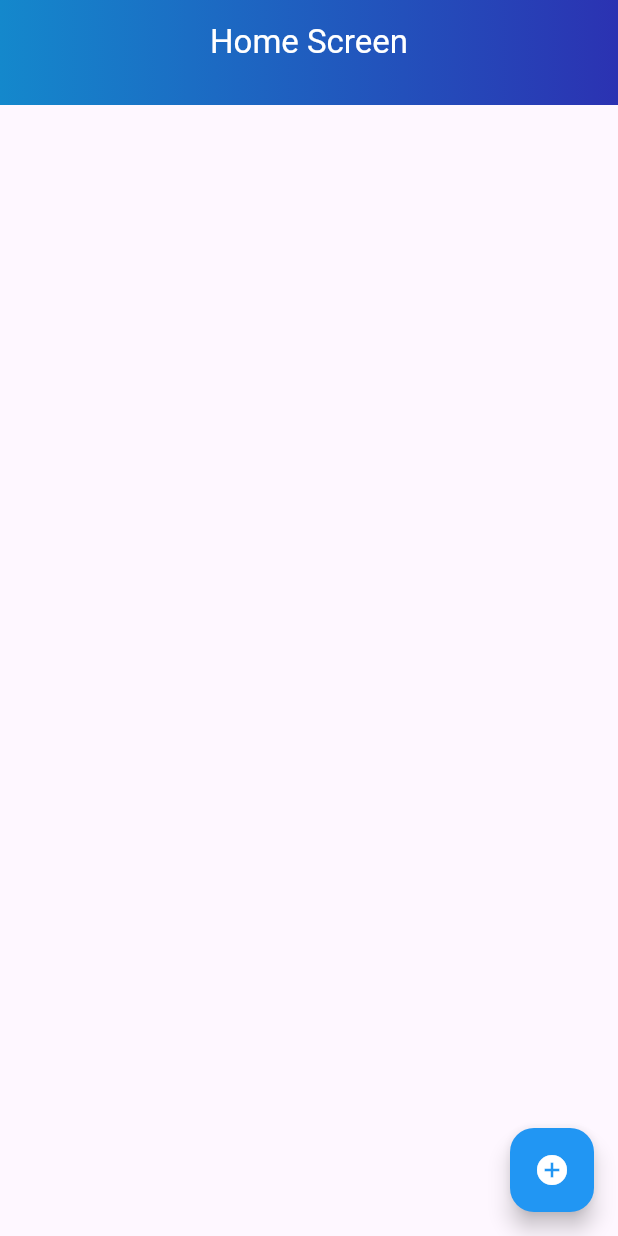
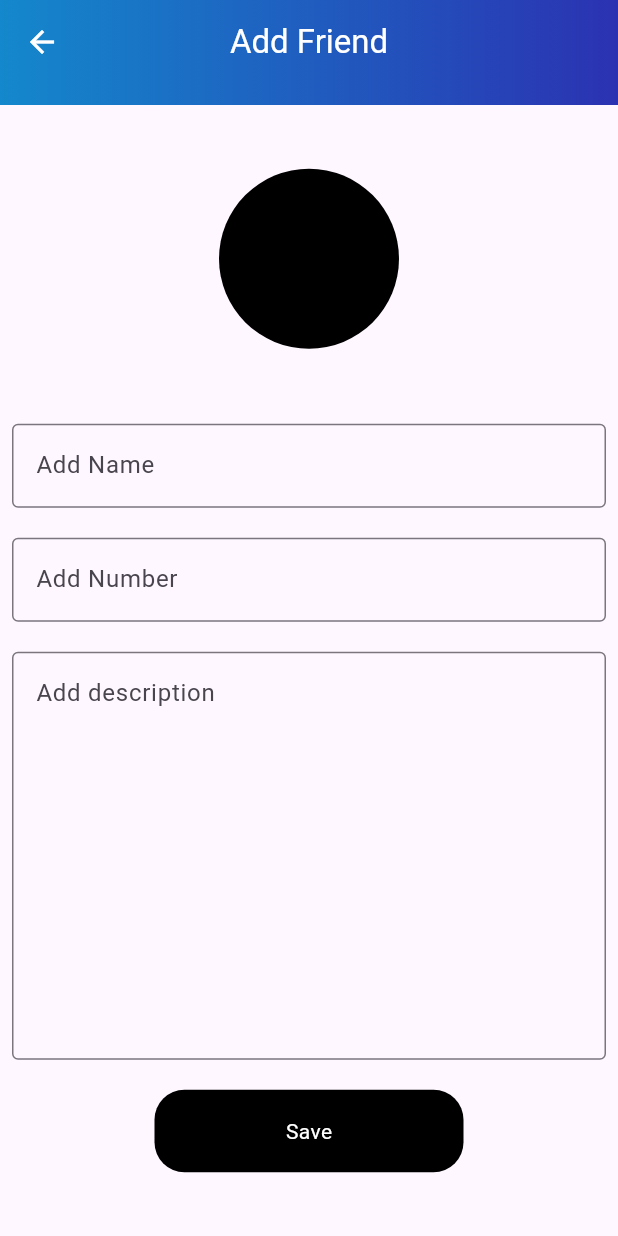
Before and after one commit to AbuBakar044/my_online_buddies, a Flutter app: the screen it shows after launch, after a tap on the "add circle" icon, on a phone screen of 412 x 824 dp. Run offline on Flutter 3.47's test engine with Material 2 defaults, Android fonts, the phone set to English and light mode, and no system bars; our stand-ins replace get.

Commit message:
Add Friend Screen
Add Friend Screen

```diff
--- a/lib/constants/constants.dart
+++ b/lib/constants/constants.dart
@@ -0,0 +1,9 @@
+String? simpleValidator(String? val) {
+  if (val!.isEmpty) {
+    return '*please fill this field';
+  } else {
+    return '';
+  }
+}
+
+const appName = 'My Online Friends';
--- /dev/null
+++ b/lib/controllers/add_friends/add_friends_controller.dart
@@ -0,0 +1,16 @@
+import 'package:flutter/material.dart';
+import 'package:get/get.dart';
+import 'package:my_online_buddies/constants/constants.dart';
+
+class AddFriendsController extends GetxController {
+  final friendNameCtrl = TextEditingController();
+  final friendNmbrCtrl = TextEditingController();
+  final friendDescCtrl = TextEditingController();
+  final addFrndFormKey = GlobalKey<FormState>();
+
+  void checkValidation() {
+    if (addFrndFormKey.currentState!.validate()) {
+      Get.snackbar(appName, 'Form Validate');
+    }
+  }
+}
--- /dev/null
+++ b/lib/screens/add_friends/add_friends.dart
@@ -0,0 +1,74 @@
+import 'package:flutter/material.dart';
+import 'package:get/get.dart';
+import 'package:my_online_buddies/controllers/add_friends/add_friends_controller.dart';
+import 'package:my_online_buddies/utils/colors.dart';
+import 'package:my_online_buddies/widgets/custom_appbar.dart';
+import 'package:my_online_buddies/widgets/custom_button.dart';
+import 'package:my_online_buddies/widgets/custom_form_field.dart';
+
+import '../../constants/constants.dart';
+
+class AddFriendsScreen extends StatelessWidget {
+  const AddFriendsScreen({super.key});
+
+  @override
+  Widget build(BuildContext context) {
+    final addFrndCtrl = Get.put<AddFriendsController>(AddFriendsController());
+    return Scaffold(
+      appBar: const CustomAppBar(
+        text: 'Add Friend',
+      ),
+      body: Center(
+        child: Padding(
+          padding: const EdgeInsets.all(8.0),
+          child: SingleChildScrollView(
+            child: Form(
+              key: addFrndCtrl.addFrndFormKey,
+              child: Column(
+                children: [
+                  const CircleAvatar(
+                    radius: 60.0,
+                    backgroundColor: kBlackColor,
+                  ),
+                  const SizedBox(
+                    height: 50.0,
+                  ),
+                  CustomFormField(
+                    controller: addFrndCtrl.friendNameCtrl,
+                    hint: 'Add Name',
+                    validator: simpleValidator,
+                  ),
+                  const SizedBox(
+                    height: 20.0,
+                  ),
+                  CustomFormField(
+                    controller: addFrndCtrl.friendNmbrCtrl,
+                    hint: 'Add Number',
+                    textInputType: TextInputType.phone,
+                    validator: simpleValidator,
+                  ),
+                  const SizedBox(
+                    height: 20.0,
+                  ),
+                  CustomFormField(
+                    maxLines: 10,
+                    controller: addFrndCtrl.friendDescCtrl,
+                    hint: 'Add description',
+                    validator: simpleValidator,
+                  ),
+                  const SizedBox(
+                    height: 20.0,
+                  ),
+                  CustomButton(
+                    text: 'Save',
+                    onTap: addFrndCtrl.checkValidation,
+                  ),
+                ],
+              ),
+            ),
+          ),
+        ),
+      ),
+    );
+  }
+}
--- /dev/null
+++ b/lib/screens/add_friends/custom_bottom_sheet.dart
@@ -0,0 +1 @@
+import 'package:flutter/material.dart';
--- a/lib/screens/home/home_screen.dart
+++ b/lib/screens/home/home_screen.dart
@@ -1,5 +1,6 @@
 import 'package:flutter/material.dart';
 import 'package:get/get.dart';
+import 'package:my_online_buddies/screens/add_friends/add_friends.dart';
 import 'package:my_online_buddies/utils/colors.dart';
 import 'package:my_online_buddies/widgets/custom_appbar.dart';
 import 'package:my_online_buddies/widgets/my_text.dart';
@@ -14,7 +15,9 @@ class HomeScreen extends StatelessWidget {
         text: 'Home Screen',
       ),
       floatingActionButton: FloatingActionButton(
-        onPressed: () {},
+        onPressed: () {
+          Get.to(() => const AddFriendsScreen());
+        },
         backgroundColor: Colors.blue,
         child: const Icon(
           Icons.add_circle_sharp,
--- a/lib/widgets/custom_appbar.dart
+++ b/lib/widgets/custom_appbar.dart
@@ -19,6 +19,9 @@ class CustomAppBar extends StatelessWidget implements PreferredSizeWidget {
         ])),
         child: AppBar(
           backgroundColor: Colors.transparent,
+          iconTheme: IconThemeData(
+            color: kWhiteColor,
+          ),
           title: MyText(
             text: text,
             color: kWhiteColor,
--- /dev/null
+++ b/lib/widgets/custom_button.dart
@@ -0,0 +1,38 @@
+import 'package:flutter/material.dart';
+import 'package:get/get.dart';
+import 'package:my_online_buddies/widgets/my_text.dart';
+
+import '../utils/colors.dart';
+
+class CustomButton extends StatelessWidget {
+  final VoidCallback? onTap;
+  final String? text;
+  const CustomButton({
+    super.key,
+    this.onTap,
+    this.text,
+  });
+
+  @override
+  Widget build(BuildContext context) {
+    return InkWell(
+      onTap: onTap,
+      child: Container(
+        height: 55.0,
+        width: Get.width / 2,
+        decoration: BoxDecoration(
+          color: kBlackColor,
+          borderRadius: BorderRadius.circular(
+            20.0,
+          ),
+        ),
+        child: Center(
+          child: MyText(
+            text: text,
+            color: kWhiteColor,
+          ),
+        ),
+      ),
+    );
+  }
+}
--- /dev/null
+++ b/lib/widgets/custom_form_field.dart
@@ -0,0 +1,35 @@
+import 'package:flutter/material.dart';
+
+class CustomFormField extends StatelessWidget {
+  final TextEditingController? controller;
+  final String? hint;
+  final String? Function(String?)? validator;
+  final TextInputType? textInputType;
+  final int? maxLines;
+  const CustomFormField({
+    super.key,
+    required this.controller,
+    this.hint,
+    this.validator,
+    this.textInputType,
+    this.maxLines,
+  });
+
+  @override
+  Widget build(BuildContext context) {
+    return TextFormField(
+      controller: controller,
+      validator: validator,
+      keyboardType: textInputType,
+      maxLines: maxLines,
+      decoration: InputDecoration(
+        hintText: hint,
+        border: const OutlineInputBorder(
+          borderSide: BorderSide(
+            color: Colors.blue,
+          ),
+        ),
+      ),
+    );
+  }
+}
```
